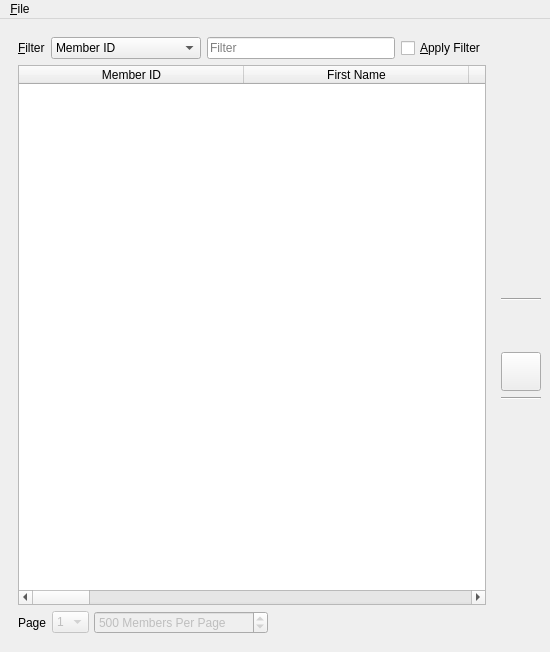
The window that UI/biblioteq_members_browser.ui (textbrowser/biblioteq) describes before a commit, drawn with Qt 5.
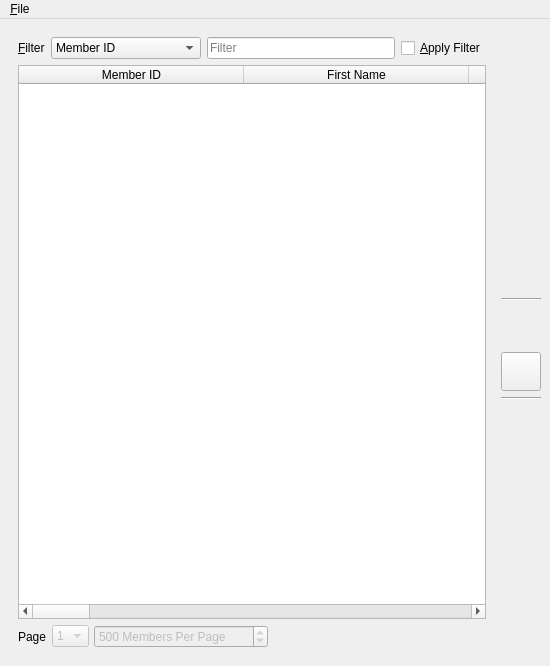
The same window after the commit. Icons and pictures are not drawn.

Diff of the .ui file:
```diff
--- a/UI/biblioteq_members_browser.ui
+++ b/UI/biblioteq_members_browser.ui
@@ -7,7 +7,7 @@
     <x>0</x>
     <y>0</y>
     <width>550</width>
-    <height>652</height>
+    <height>666</height>
    </rect>
   </property>
   <property name="windowTitle">
```
Left out of the diff: 2 changed lines with no effect on the pictures.
